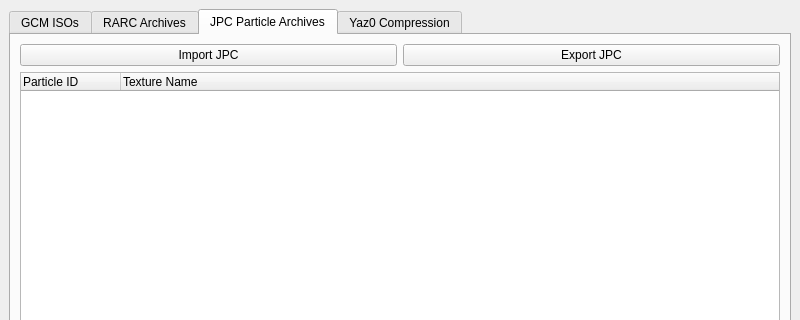
This is gcft_ui/main.ui in LagoLunatic/GCFT as Qt 5 draws it before an edit; both pictures show x 0 to 800 and y 0 to 320 of the 800 by 600 pixel window. The edited form follows.
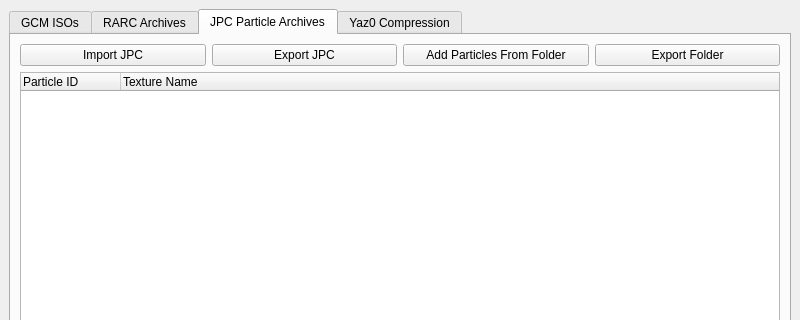
This is the edited form. The open tabs and pages were chosen to show the change.

Commit message: Implement exporting and importing folder of JPA particles

The edit to the form file:
```diff
--- a/gcft_ui/main.ui
+++ b/gcft_ui/main.ui
@@ -152,6 +152,20 @@
             </property>
            </widget>
           </item>
+          <item>
+           <widget class="QPushButton" name="add_particles_from_folder">
+            <property name="text">
+             <string>Add Particles From Folder</string>
+            </property>
+           </widget>
+          </item>
+          <item>
+           <widget class="QPushButton" name="export_jpc_folder">
+            <property name="text">
+             <string>Export Folder</string>
+            </property>
+           </widget>
+          </item>
          </layout>
         </item>
         <item>
```
The commit also changes 2 other files.
